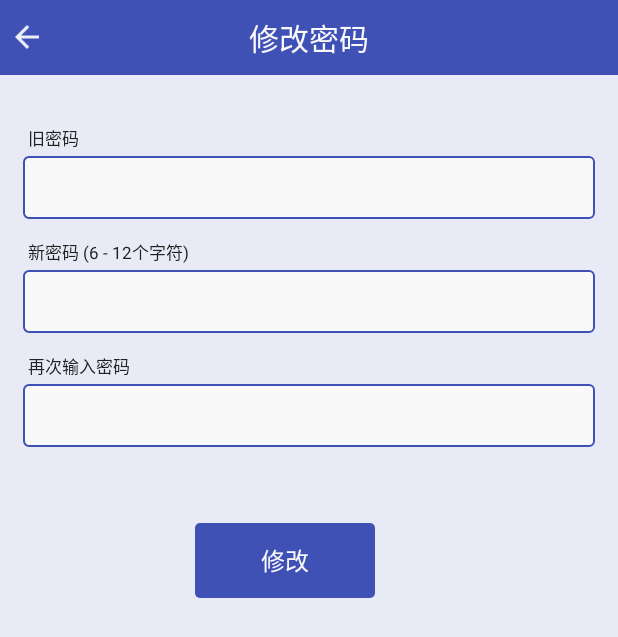
After one commit to caowenhua/Social_scau, an Android app: the layout activity_change_password.xml on its own in the app's theme, with its tools: preview values and no code run, on a phone screen of 412 x 824 dp. The commit adds this screen. Shown: the top 637 px of the screen. Run offline under Robolectric (Android 15) with nearby library versions, the phone set to English and light mode, and no system bars.

Commit message:
#jilaoge

```diff
--- a/app/src/main/java/org/social/base/BaseActivity.java
+++ b/app/src/main/java/org/social/base/BaseActivity.java
@@ -3,6 +3,7 @@ package org.social.base;
 import android.app.Activity;
 import android.content.Intent;
 import android.os.Bundle;
+import android.util.Log;
 import android.view.View;
 import android.widget.Toast;
 
@@ -95,4 +96,8 @@ public abstract class BaseActivity extends Activity {
 	protected void showToastLong(String text){
 		Toast.makeText(this, text, Toast.LENGTH_LONG).show();
 	}
+
+	protected void showLog(String text){
+		Log.e(getClass().getName(), text);
+	}
 }
--- /dev/null
+++ b/app/src/main/res/layout/activity_change_password.xml
@@ -0,0 +1,136 @@
+<?xml version="1.0" encoding="utf-8"?>
+<RelativeLayout xmlns:android="http://schemas.android.com/apk/res/android"
+    xmlns:app="http://schemas.android.com/apk/res-auto"
+    android:layout_width="match_parent"
+    android:layout_height="match_parent"
+    android:background="@color/background"
+    >
+
+    <org.social.widget.TitleBar
+        android:layout_width="match_parent"
+        android:layout_height="wrap_content"
+        app:center_text="修改密码"
+        app:right_visible="false"
+        android:id="@+id/titlebar"
+        />
+
+    <TextView
+        android:layout_width="wrap_content"
+        android:layout_height="wrap_content"
+        android:padding="3dp"
+        android:text="旧密码"
+        android:textColor="@color/text_deep"
+        android:textSize="@dimen/text_xs"
+        android:layout_below="@+id/titlebar"
+        android:id="@+id/old_password"
+        android:layout_marginTop="30dp"
+        android:layout_marginLeft="15dp"
+        />
+
+    <EditText
+        android:layout_width="match_parent"
+        android:layout_height="wrap_content"
+        android:padding="10dp"
+        android:singleLine="true"
+        android:id="@+id/edt_old_password"
+        android:layout_below="@+id/old_password"
+        android:textSize="@dimen/text"
+        android:maxLength="12"
+        android:textColor="@color/text"
+        android:layout_marginLeft="15dp"
+        android:layout_marginRight="15dp"
+        android:background="@drawable/bg_main_white_con"
+        android:password="true"
+        android:digits="0123456789abcdefghigklmnopqrstuvwxyzABCDEFGHIJKLMNOPQRSTUVWXYZ"
+        />
+
+    <TextView
+        android:layout_width="wrap_content"
+        android:layout_height="wrap_content"
+        android:padding="3dp"
+        android:text="新密码 (6 - 12个字符)"
+        android:textColor="@color/text_deep"
+        android:textSize="@dimen/text_xs"
+        android:layout_below="@+id/edt_old_password"
+        android:id="@+id/new_password_1"
+        android:layout_marginTop="10dp"
+        android:layout_marginLeft="15dp"
+        />
+
+    <EditText
+        android:layout_width="match_parent"
+        android:layout_height="wrap_content"
+        android:padding="10dp"
+        android:singleLine="true"
+        android:id="@+id/edt_new_password_1"
+        android:layout_below="@+id/new_password_1"
+        android:textSize="@dimen/text"
+        android:textColor="@color/text"
+        android:maxLength="12"
+        android:layout_marginLeft="15dp"
+        android:layout_marginRight="15dp"
+        android:background="@drawable/bg_main_white_con"
+        android:password="true"
+        android:digits="0123456789abcdefghigklmnopqrstuvwxyzABCDEFGHIJKLMNOPQRSTUVWXYZ"
+        />
+
+    <TextView
+        android:layout_width="wrap_content"
+        android:layout_height="wrap_content"
+        android:padding="3dp"
+        android:text="再次输入密码"
+        android:textColor="@color/text_deep"
+        android:textSize="@dimen/text_xs"
+        android:layout_below="@+id/edt_new_password_1"
+        android:id="@+id/new_password_2"
+        android:layout_marginTop="10dp"
+        android:layout_marginLeft="15dp"
+        />
+
+    <EditText
+        android:layout_width="match_parent"
+        android:layout_height="wrap_content"
+        android:padding="10dp"
+        android:singleLine="true"
+        android:id="@+id/edt_new_password_2"
+        android:layout_below="@+id/new_password_2"
+        android:textSize="@dimen/text"
+        android:maxLength="12"
+        android:textColor="@color/text"
+        android:layout_marginLeft="15dp"
+        android:layout_marginRight="15dp"
+        android:background="@drawable/bg_main_white_con"
+        android:password="true"
+        android:digits="0123456789abcdefghigklmnopqrstuvwxyzABCDEFGHIJKLMNOPQRSTUVWXYZ"
+        />
+
+
+    <TextView
+        android:layout_width="200dp"
+        android:layout_height="30dp"
+        android:padding="3dp"
+        android:text=""
+        android:textColor="@color/red_deep"
+        android:textSize="@dimen/text_s"
+        android:gravity="center"
+        android:layout_below="@+id/edt_new_password_2"
+        android:id="@+id/tv_show_tips"
+        android:layout_marginTop="15dp"
+        android:layout_marginLeft="90dp"
+        />
+
+    <Button
+        android:layout_width="120dp"
+        android:layout_height="50dp"
+        android:background="@drawable/selector_bg_main_con"
+        android:text="修改"
+        android:textColor="@color/white"
+        android:textSize="@dimen/text"
+        android:id="@+id/btn_change_password"
+        android:layout_below="@+id/tv_show_tips"
+        android:layout_marginTop="5dp"
+        android:gravity="center"
+        android:layout_marginLeft="130dp"
+        />
+
+</RelativeLayout>
```
Also changed, not shown: app/src/main/java/org/social/activity/ChangePasswordActivity.java (added, +159 -0 lines).
